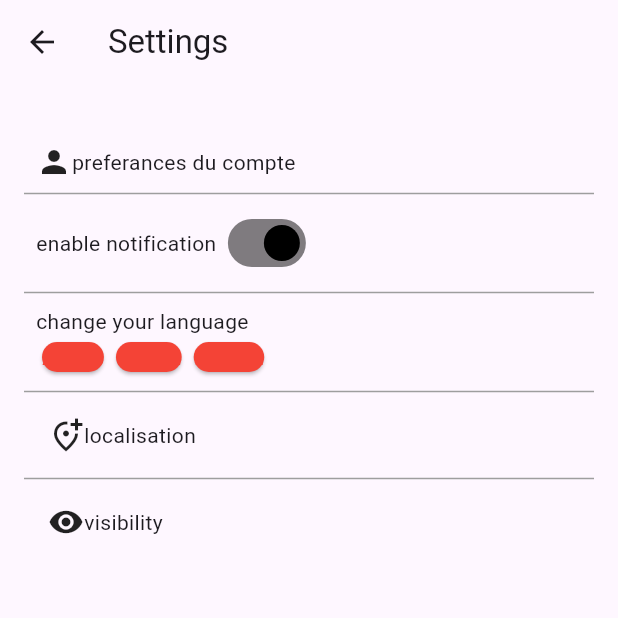
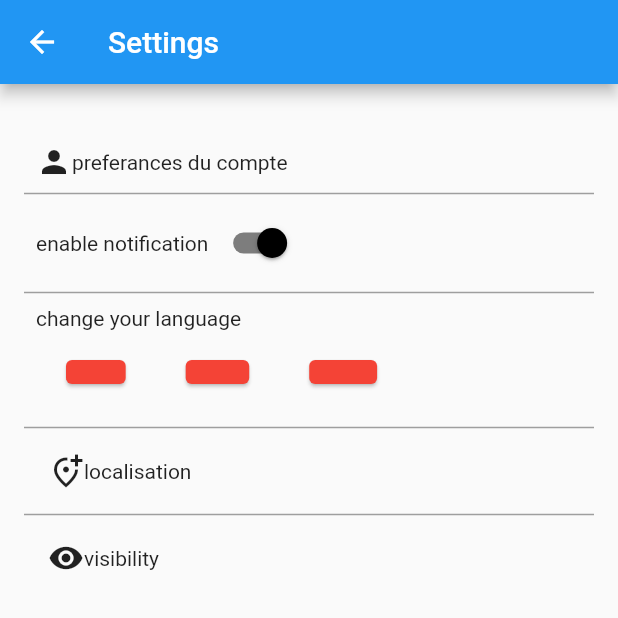
Before and after one commit to raniasellami/NewApp, a Flutter app: the SettingScreen screen opened by its route, on a phone screen of 412 x 824 dp, the top half of it. Run offline on Flutter 3.47's test engine with Material 2 defaults, Android fonts, the phone set to English and light mode, and no system bars; our stand-ins replace dio; network calls fail.

```diff
--- a/lib/Src/view/screens/source_screen.dart
+++ b/lib/Src/view/screens/source_screen.dart
@@ -21,6 +21,8 @@ class SourcesScreen extends StatelessWidget {
         builder: (context, snapshot) {
           if (snapshot.hasData) {
             return ListView.builder(
+              scrollDirection: Axis.vertical,
+              shrinkWrap: true,
               itemCount: snapshot.data!.sources?.length ?? 0,
               itemBuilder: (context, index) {
                 return CardOfSource(
--- a/lib/Src/view/widgets/language_component.dart
+++ b/lib/Src/view/widgets/language_component.dart
@@ -14,12 +14,15 @@ class _LanguageComponentState extends State<LanguageComponent> {
 
   @override
   Widget build(BuildContext context) {
-    return InkWell(
+    return Container(
+      child: InkWell(
         onTap: () {
           setState(() {
             isSelected = !isSelected;
           });
         },
+        child: Padding(
+          padding: const EdgeInsets.all(16.0),
           child: Card(
             color: isSelected ? Colors.green : Colors.red,
             child: Column(
@@ -33,6 +36,8 @@ class _LanguageComponentState extends State<LanguageComponent> {
               ],
             ),
           ),
+        ),
+      ),
     );
   }
 }
--- a/lib/main.dart
+++ b/lib/main.dart
@@ -19,7 +19,6 @@ class MyApp extends StatelessWidget {
       debugShowCheckedModeBanner: false,
       title: 'NewsApp',
       theme: ThemeData(
-        useMaterial3: true,
         primarySwatch: Colors.blue,
       ),
       initialRoute: "/source_screen",
```
Also changed, not shown: lib/Src/view/screens/on_boarding_screen.dart (+7 -4 lines), lib/Src/view/widgets/home_app_bar.dart (+4 -4 lines), pubspec.lock. Lines whose indentation alone changed are shown as unchanged.
